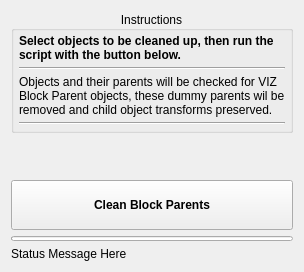
Above: cleandwg.ui from TicTac-93/cleanDWG before the change. Below: the same form after it.
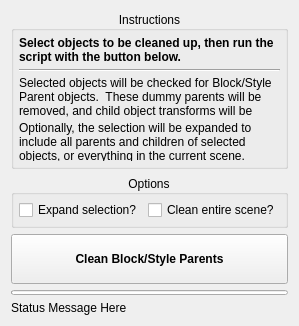
That is the form after the change.

Commit message: Updated UI, and connected new elements.  Did NOT update functionality yet.

```diff
--- a/cleandwg.ui
+++ b/cleandwg.ui
@@ -6,8 +6,8 @@
    <rect>
     <x>0</x>
     <y>0</y>
-    <width>260</width>
-    <height>272</height>
+    <width>261</width>
+    <height>326</height>
    </rect>
   </property>
   <property name="sizePolicy">
@@ -25,36 +25,12 @@
    </property>
    <item>
     <widget class="QGroupBox" name="groupBox">
-     <property name="sizePolicy">
-      <sizepolicy hsizetype="Preferred" vsizetype="MinimumExpanding">
-       <horstretch>0</horstretch>
-       <verstretch>0</verstretch>
-      </sizepolicy>
-     </property>
-     <property name="minimumSize">
-      <size>
-       <width>0</width>
-       <height>0</height>
-      </size>
-     </property>
-     <property name="maximumSize">
-      <size>
-       <width>9999</width>
-       <height>16777215</height>
-      </size>
-     </property>
      <property name="title">
       <string>Instructions</string>
      </property>
      <property name="alignment">
       <set>Qt::AlignCenter</set>
      </property>
-     <property name="flat">
-      <bool>true</bool>
-     </property>
-     <property name="checkable">
-      <bool>false</bool>
-     </property>
      <layout class="QVBoxLayout" name="verticalLayout_2">
       <property name="spacing">
        <number>5</number>
@@ -63,7 +39,7 @@
        <number>5</number>
       </property>
       <property name="topMargin">
-       <number>3</number>
+       <number>5</number>
       </property>
       <property name="rightMargin">
        <number>5</number>
@@ -73,18 +49,6 @@
       </property>
       <item>
        <widget class="QLabel" name="label">
-        <property name="sizePolicy">
-         <sizepolicy hsizetype="MinimumExpanding" vsizetype="Preferred">
-          <horstretch>0</horstretch>
-          <verstretch>0</verstretch>
-         </sizepolicy>
-        </property>
-        <property name="minimumSize">
-         <size>
-          <width>0</width>
-          <height>0</height>
-         </size>
-        </property>
         <property name="font">
          <font>
           <weight>75</weight>
@@ -108,33 +72,45 @@
       </item>
       <item>
        <widget class="QLabel" name="label_2">
+        <property name="autoFillBackground">
+         <bool>false</bool>
+        </property>
+        <property name="text">
+         <string>Selected objects will be checked for Block/Style Parent objects.  These dummy parents will be removed, and child object transforms will be preserved.</string>
+        </property>
+        <property name="wordWrap">
+         <bool>true</bool>
+        </property>
+        <property name="margin">
+         <number>0</number>
+        </property>
+        <property name="indent">
+         <number>-1</number>
+        </property>
+        <property name="textInteractionFlags">
+         <set>Qt::NoTextInteraction</set>
+        </property>
+       </widget>
+      </item>
+      <item>
+       <widget class="QLabel" name="label_3">
         <property name="sizePolicy">
-         <sizepolicy hsizetype="MinimumExpanding" vsizetype="Preferred">
+         <sizepolicy hsizetype="Preferred" vsizetype="Preferred">
           <horstretch>0</horstretch>
           <verstretch>0</verstretch>
          </sizepolicy>
         </property>
-        <property name="minimumSize">
-         <size>
-          <width>0</width>
-          <height>0</height>
-         </size>
+        <property name="layoutDirection">
+         <enum>Qt::LeftToRight</enum>
         </property>
         <property name="text">
-         <string>Objects and their parents will be checked for VIZ Block Parent objects, these dummy parents wil be removed and child object transforms preserved. </string>
+         <string>Optionally, the selection will be expanded to include all parents and children of selected objects, or everything in the current scene.</string>
         </property>
         <property name="wordWrap">
          <bool>true</bool>
         </property>
        </widget>
       </item>
-      <item>
-       <widget class="Line" name="line_2">
-        <property name="orientation">
-         <enum>Qt::Horizontal</enum>
-        </property>
-       </widget>
-      </item>
      </layout>
     </widget>
    </item>
@@ -151,6 +127,56 @@
      </property>
     </spacer>
    </item>
+   <item>
+    <widget class="QGroupBox" name="groupBox_2">
+     <property name="layoutDirection">
+      <enum>Qt::LeftToRight</enum>
+     </property>
+     <property name="title">
+      <string>Options</string>
+     </property>
+     <property name="alignment">
+      <set>Qt::AlignCenter</set>
+     </property>
+     <layout class="QFormLayout" name="formLayout">
+      <property name="horizontalSpacing">
+       <number>5</number>
+      </property>
+      <property name="verticalSpacing">
+       <number>5</number>
+      </property>
+      <property name="leftMargin">
+       <number>5</number>
+      </property>
+      <property name="topMargin">
+       <number>5</number>
+      </property>
+      <property name="rightMargin">
+       <number>5</number>
+      </property>
+      <property name="bottomMargin">
+       <number>5</number>
+      </property>
+      <item row="0" column="0">
+       <widget class="QCheckBox" name="chk_expand">
+        <property name="text">
+         <string>Expand selection?</string>
+        </property>
+       </widget>
+      </item>
+      <item row="0" column="1">
+       <widget class="QCheckBox" name="chk_fullScene">
+        <property name="layoutDirection">
+         <enum>Qt::LeftToRight</enum>
+        </property>
+        <property name="text">
+         <string>Clean entire scene?</string>
+        </property>
+       </widget>
+      </item>
+     </layout>
+    </widget>
+   </item>
    <item>
     <widget class="QPushButton" name="btn_clean">
      <property name="minimumSize">
@@ -166,7 +192,7 @@
       </font>
      </property>
      <property name="text">
-      <string>Clean Block Parents</string>
+      <string>Clean Block/Style Parents</string>
      </property>
     </widget>
    </item>
```
Left out of the diff: 3 changed lines with no effect on the pictures. The commit also changes 1 other file.
